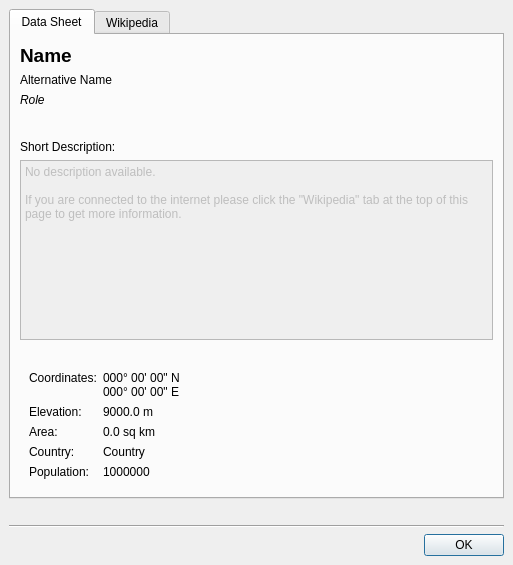
Qt form src/lib/PlaceMarkInfoDialog.ui (KDE/marble) before a commit.
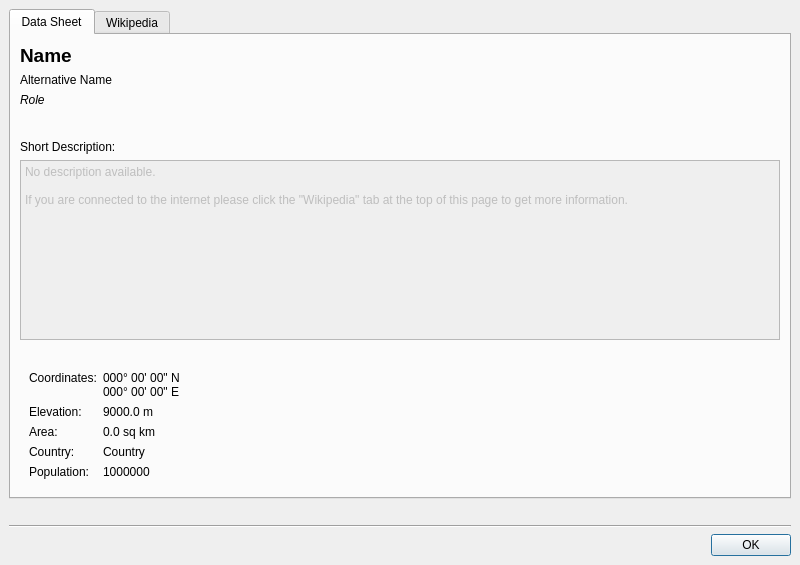
The same form after that commit. Icons and pictures are not drawn. Custom widgets are drawn as their Qt base class.

```diff
--- a/src/lib/PlaceMarkInfoDialog.ui
+++ b/src/lib/PlaceMarkInfoDialog.ui
@@ -5,7 +5,7 @@
    <rect>
     <x>0</x>
     <y>0</y>
-    <width>513</width>
+    <width>800</width>
     <height>565</height>
    </rect>
   </property>
```
